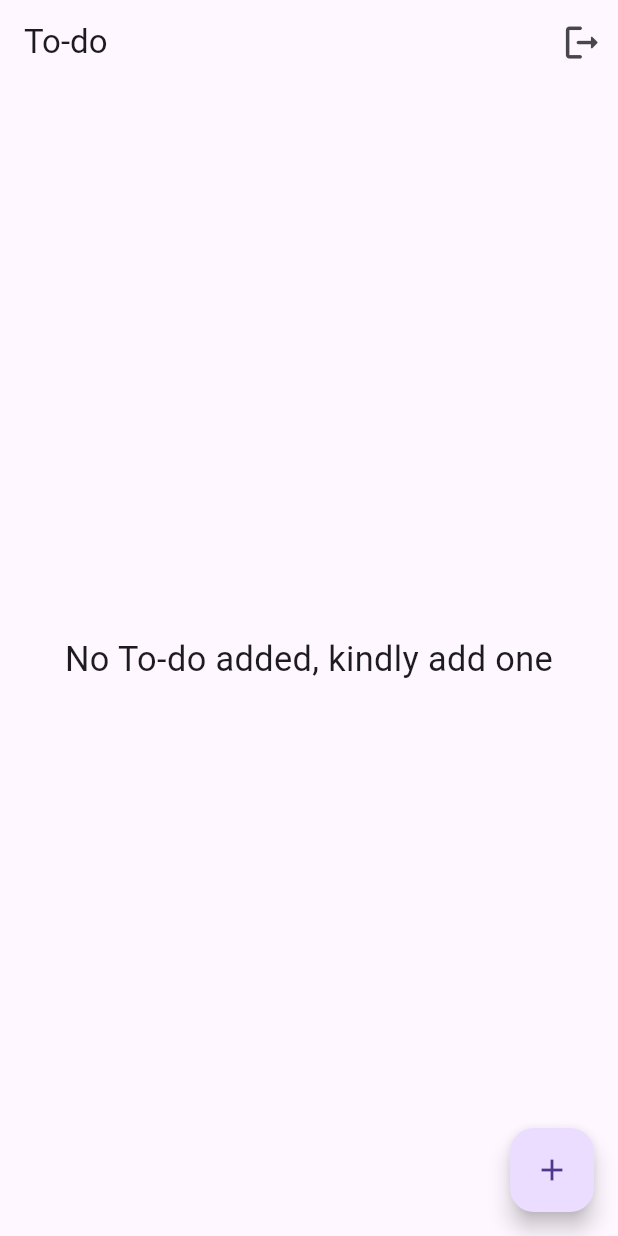
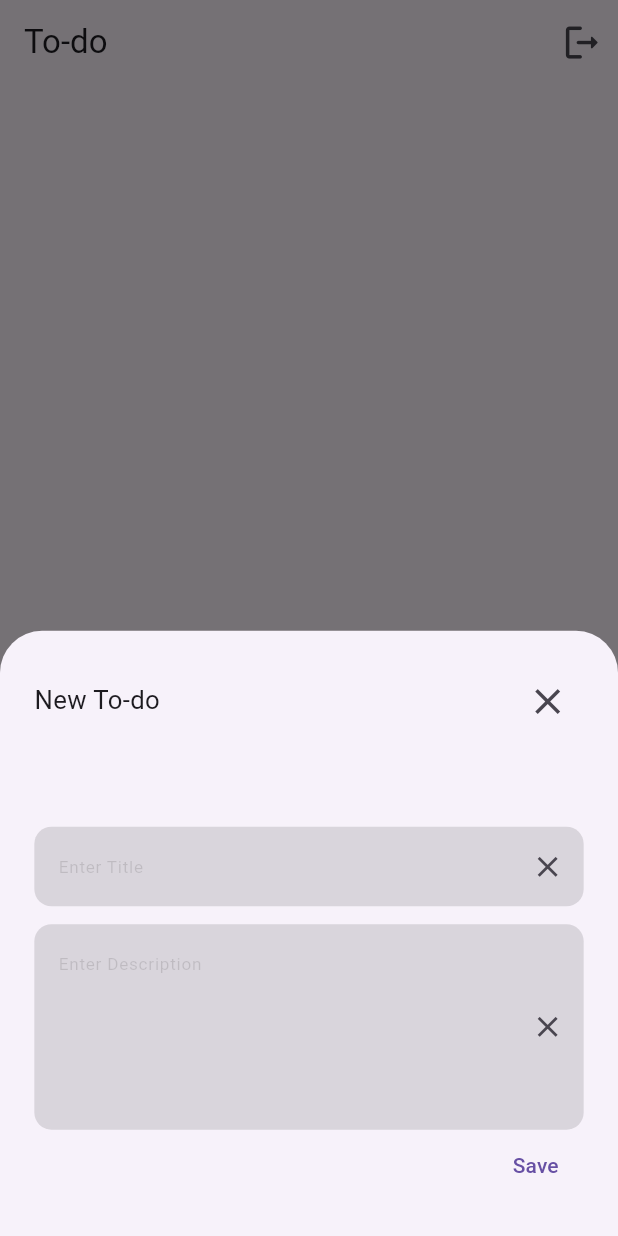
Before and after one commit to Faizan-glitch-os/smit_task_todo_app, a Flutter app: the MainScreen screen opened directly, after a tap on the "add" icon, on a phone screen of 412 x 824 dp. Run offline on Flutter 3.47's test engine with Material 3 defaults, Android fonts, the phone set to English and light mode, and no system bars; our stand-ins replace firebase_auth, firebase_core, flutter_screenutil, fluttertoast, shared_preferences; accounts and stored records are empty; network calls fail.

```diff
--- a/lib/auth/user-auth_class.dart
+++ b/lib/auth/user-auth_class.dart
@@ -2,8 +2,8 @@
 // import 'package:flutter/material.dart';
 //
 // import '../ui/main_screen.dart';
-// import '../utils/flutter-toasts_package.dart';
-// import 'signIn_screen.dart';
+// import '../utils/flutter_toasts_package.dart';
+// import 'sign_in_screen.dart';
 //
 // class UserAuth {
 //   void signInUser(
--- a/lib/main.dart
+++ b/lib/main.dart
@@ -3,9 +3,9 @@ import 'package:flutter/material.dart';
 
 import 'package:flutter_screenutil/flutter_screenutil.dart';
 import 'package:firebase_core/firebase_core.dart';
-import 'package:smit_task_todo_app/auth/signIn_screen.dart';
+import 'package:smit_task_todo_app/auth/sign_in_screen.dart';
 
-import 'auth/signUp_screen.dart';
+import 'auth/sign_up_screen.dart';
 import 'ui/splash_screen.dart';
 import 'ui/main_screen.dart';
 
--- /dev/null
+++ b/lib/widgets/add_new_to_do_widget.dart
@@ -0,0 +1,117 @@
+import 'package:flutter/material.dart';
+
+import 'package:flutter_screenutil/flutter_screenutil.dart';
+import 'package:smit_task_todo_app/utils/flutter_toasts_package.dart';
+import 'package:smit_task_todo_app/widgets/text_clear_button_widget.dart';
+import 'package:smit_task_todo_app/widgets/text_form_field_widget.dart';
+
+class AddNewToDoWidget extends StatelessWidget {
+  AddNewToDoWidget({
+    super.key,
+  });
+
+  final _formKey = GlobalKey<FormState>();
+
+  final TextEditingController newToDoTitleController = TextEditingController();
+  final TextEditingController newToDoDescriptionController =
+      TextEditingController();
+
+  @override
+  Widget build(BuildContext context) {
+    return SingleChildScrollView(
+      child: Padding(
+        padding: const EdgeInsets.all(20).r,
+        child: Form(
+          key: _formKey,
+          child: Column(
+            children: [
+              Row(
+                mainAxisAlignment: MainAxisAlignment.spaceBetween,
+                children: [
+                  Text(
+                    'New To-do',
+                    style: TextStyle(fontSize: 15.sp),
+                  ),
+                  IconButton(
+                    onPressed: () {
+                      newToDoTitleController.clear();
+                      newToDoDescriptionController.clear();
+                      Navigator.pop(context);
+                    },
+                    icon: Icon(
+                      Icons.close,
+                      size: 25.r,
+                    ),
+                  )
+                ],
+              ),
+              // TextFormField(
+              //   controller: newToDoController,
+              //   style: TextStyle(fontSize: 10.sp),
+              //   maxLines: null,
+              //   decoration: InputDecoration(
+              //       suffixIcon: IconButton(
+              //         onPressed: () {
+              //           newToDoController.clear();
+              //         },
+              //         icon: Icon(
+              //           Icons.clear,
+              //           size: 20.r,
+              //         ),
+              //       ),
+              //       hintText: 'Add a new To-do',
+              //       hintStyle: TextStyle(
+              //           color: Colors.black12, fontSize: 10.sp),
+              //       border: OutlineInputBorder(
+              //           borderRadius: BorderRadius.circular(10.r),
+              //           borderSide: BorderSide.none),
+              //       fillColor: Colors.black12,
+              //       filled: true),
+              // ),
+              SizedBox(height: 50.h),
+              TextFormFieldWidget(
+                hintText: 'Enter Title',
+                validate: (title) {
+                  if (title!.isEmpty) {
+                    Toasts().fail('Please enter a Title');
+                  }
+                  return null;
+                },
+                textController: newToDoTitleController,
+                lastIcon: TextClearButtonWidget(
+                    emailController: newToDoTitleController),
+              ),
+              SizedBox(height: 10.h),
+              TextFormFieldWidget(
+                linesCount: 5,
+                hintText: 'Enter Description',
+                validate: (description) {
+                  if (description!.isEmpty) {
+                    Toasts().fail('Please enter Description');
+                  }
+                  return null;
+                },
+                textController: newToDoDescriptionController,
+                lastIcon: TextClearButtonWidget(
+                    emailController: newToDoDescriptionController),
+              ),
+              Align(
+                alignment: Alignment.bottomRight,
+                child: TextButton(
+                  onPressed: () {
+                    // if (newToDoController.text.isNotEmpty) {
+                    //   addNewToDo(newToDoController.text);
+                    //   newToDoController.clear();
+                    //   Navigator.pop(context);
+                    // } else {}
+                  },
+                  child: const Text('Save'),
+                ),
+              ),
+            ],
+          ),
+        ),
+      ),
+    );
+  }
+}
--- /dev/null
+++ b/lib/widgets/text_clear_button_widget.dart
@@ -0,0 +1,25 @@
+import 'package:flutter/material.dart';
+
+import 'package:flutter_screenutil/flutter_screenutil.dart';
+
+class TextClearButtonWidget extends StatelessWidget {
+  const TextClearButtonWidget({
+    super.key,
+    required this.emailController,
+  });
+
+  final TextEditingController emailController;
+
+  @override
+  Widget build(BuildContext context) {
+    return IconButton(
+      onPressed: () {
+        emailController.clear();
+      },
+      icon: Icon(
+        Icons.clear,
+        size: 20.r,
+      ),
+    );
+  }
+}
--- a/pubspec.yaml
+++ b/pubspec.yaml
@@ -40,6 +40,7 @@ dependencies:
   firebase_core: ^3.4.1
   firebase_auth: ^5.2.1
   fluttertoast: ^8.2.8
+  firebase_storage: ^12.3.0
 
 dev_dependencies:
   flutter_test:
```
Also changed, not shown: lib/auth/sign_in_screen.dart (renamed from lib/auth/signUp_screen.dart, +32 -36 lines), lib/auth/sign_up_screen.dart (renamed from lib/auth/signIn_screen.dart, +38 -42 lines), lib/ui/main_screen.dart (+11 -71 lines), lib/utils/flutter_toasts_package.dart (renamed from lib/utils/flutter-toasts_package.dart), lib/widgets/text_form_field_widget.dart (renamed from lib/widgets/textFormField_widget.dart), pubspec.lock.
